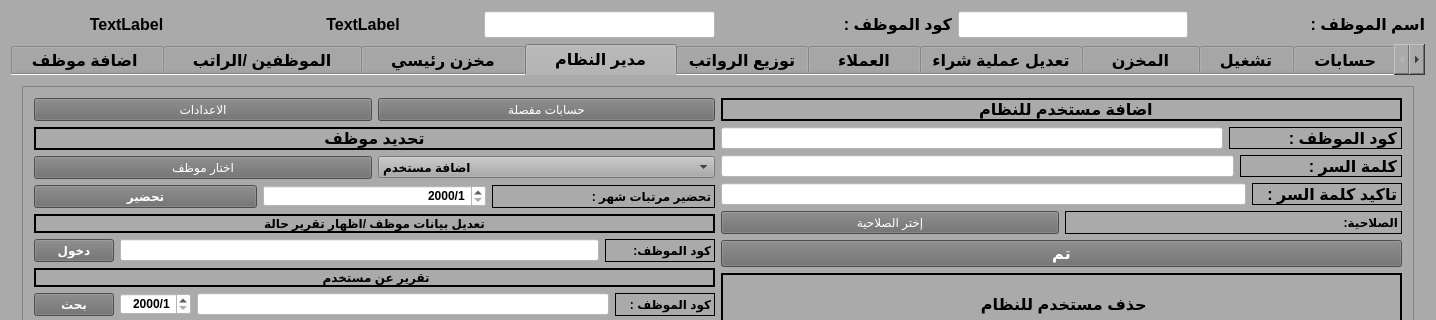
Old version of the form mainwindow.ui in the repository xman199775/jeanscar; both pictures show x 0 to 1436 and y 0 to 320 of the 1436 by 827 pixel window.
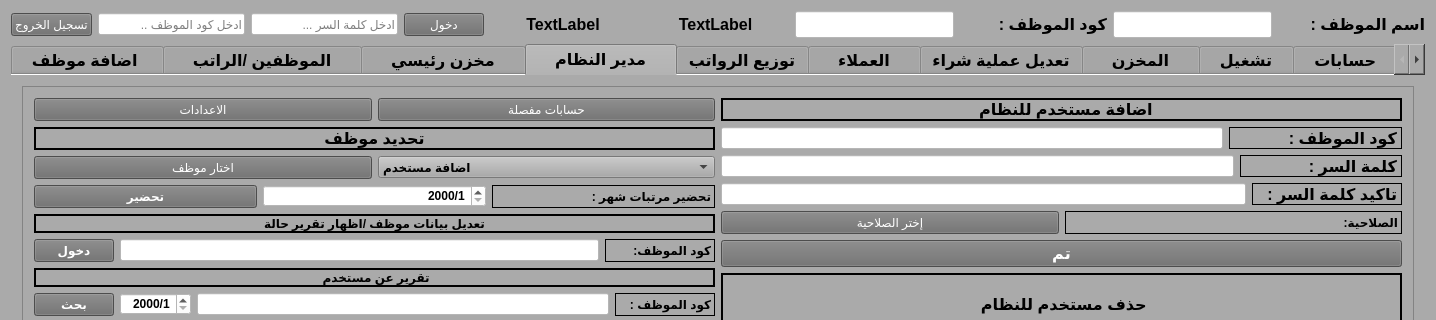
New version of the form. The open tabs and pages were chosen to show the change. Icons and pictures are not drawn.

```diff
--- a/mainwindow.ui
+++ b/mainwindow.ui
@@ -31,6 +31,56 @@
      <layout class="QHBoxLayout" name="horizontalLayout_79">
       <item>
        <layout class="QHBoxLayout" name="horizontalLayout_33">
+        <item>
+         <widget class="QPushButton" name="pushButton_57">
+          <property name="cursor">
+           <cursorShape>PointingHandCursor</cursorShape>
+          </property>
+          <property name="styleSheet">
+           <string notr="true">color: rgb(255, 255, 255);
+background-color: rgb(108, 108, 108);
+</string>
+          </property>
+          <property name="text">
+           <string>تسجيل الخروج</string>
+          </property>
+         </widget>
+        </item>
+        <item>
+         <widget class="QLineEdit" name="username">
+          <property name="styleSheet">
+           <string notr="true">background-color: rgb(255, 255, 255);</string>
+          </property>
+          <property name="placeholderText">
+           <string>ادخل كود الموظف ..</string>
+          </property>
+         </widget>
+        </item>
+        <item>
+         <widget class="QLineEdit" name="password">
+          <property name="styleSheet">
+           <string notr="true">background-color: rgb(255, 255, 255);</string>
+          </property>
+          <property name="echoMode">
+           <enum>QLineEdit::Password</enum>
+          </property>
+          <property name="placeholderText">
+           <string>ادخل كلمة السر ...</string>
+          </property>
+         </widget>
+        </item>
+        <item>
+         <widget class="QPushButton" name="enter">
+          <property name="styleSheet">
+           <string notr="true">color: rgb(255, 255, 255);
+background-color: rgb(108, 108, 108);
+</string>
+          </property>
+          <property name="text">
+           <string>دخول</string>
+          </property>
+         </widget>
+        </item>
         <item>
          <widget class="QLabel" name="clock">
           <property name="sizePolicy">
```
Left out of the diff: 6 changed lines with no effect on the pictures.
